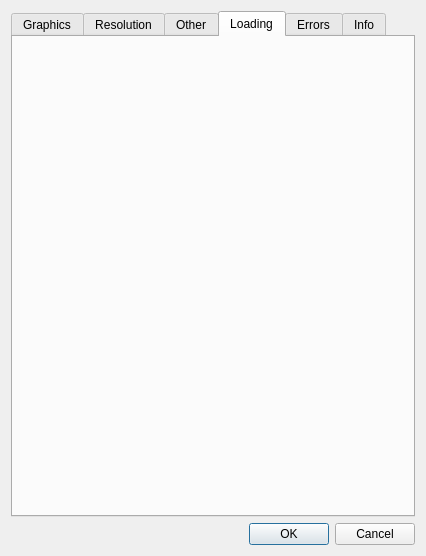
0xFEEDC0DE64/QtGameMaker, file src/editor/dialogs/globalgamesettingsdialog.ui: the form before one commit.
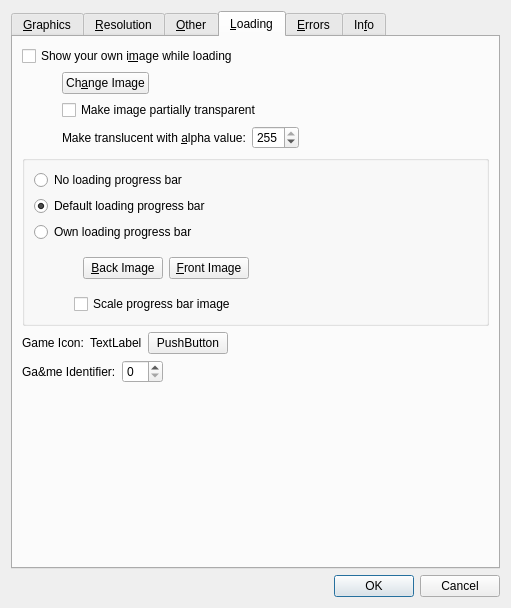
The form after the commit. The open tabs and pages were chosen to show the change.

Commit message: Implemented the rest of the global game settings dialog fields and added support for optional in serialization

What changed in the file:
```diff
--- a/src/editor/dialogs/globalgamesettingsdialog.ui
+++ b/src/editor/dialogs/globalgamesettingsdialog.ui
@@ -6,8 +6,8 @@
    <rect>
     <x>0</x>
     <y>0</y>
-    <width>426</width>
-    <height>556</height>
+    <width>511</width>
+    <height>608</height>
    </rect>
   </property>
   <property name="windowTitle">
@@ -21,7 +21,7 @@
      </property>
      <widget class="QWidget" name="tabGraphics">
       <attribute name="title">
-       <string>Graphics</string>
+       <string>&amp;Graphics</string>
       </attribute>
       <layout class="QVBoxLayout" name="verticalLayout_2">
        <item>
@@ -199,12 +199,12 @@
      </widget>
      <widget class="QWidget" name="tabResolution">
       <attribute name="title">
-       <string>Resolution</string>
+       <string>&amp;Resolution</string>
       </attribute>
      </widget>
      <widget class="QWidget" name="tabOther">
       <attribute name="title">
-       <string>Other</string>
+       <string>&amp;Other</string>
       </attribute>
       <layout class="QVBoxLayout" name="verticalLayout_4">
        <item>
@@ -413,17 +413,290 @@
      </widget>
      <widget class="QWidget" name="tabLoading">
       <attribute name="title">
-       <string>Loading</string>
+       <string>&amp;Loading</string>
       </attribute>
+      <layout class="QVBoxLayout" name="verticalLayout_13">
+       <item>
+        <widget class="QCheckBox" name="checkBoxCustomLoader">
+         <property name="text">
+          <string>Show your own i&amp;mage while loading</string>
+         </property>
+        </widget>
+       </item>
+       <item>
+        <layout class="QHBoxLayout" name="horizontalLayout_8" stretch="0,0,1">
+         <item>
+          <spacer name="horizontalSpacer_5">
+           <property name="orientation">
+            <enum>Qt::Horizontal</enum>
+           </property>
+           <property name="sizeHint" stdset="0">
+            <size>
+             <width>40</width>
+             <height>20</height>
+            </size>
+           </property>
+          </spacer>
+         </item>
+         <item>
+          <layout class="QVBoxLayout" name="verticalLayout_12">
+           <item>
+            <layout class="QHBoxLayout" name="horizontalLayout_9">
+             <item>
+              <widget class="QPushButton" name="pushButtonChangeLoadingImage">
+               <property name="text">
+                <string>Ch&amp;ange Image</string>
+               </property>
+              </widget>
+             </item>
+             <item>
+              <spacer name="horizontalSpacer_6">
+               <property name="orientation">
+                <enum>Qt::Horizontal</enum>
+               </property>
+               <property name="sizeHint" stdset="0">
+                <size>
+                 <width>40</width>
+                 <height>20</height>
+                </size>
+               </property>
+              </spacer>
+             </item>
+            </layout>
+           </item>
+           <item>
+            <widget class="QCheckBox" name="checkBoxLoadingImageTransparent">
+             <property name="text">
+              <string>Make image partially transparent</string>
+             </property>
+            </widget>
+           </item>
+           <item>
+            <layout class="QHBoxLayout" name="horizontalLayout_10">
+             <item>
+              <widget class="QLabel" name="label">
+               <property name="text">
+                <string>Make translucent with &amp;alpha value:</string>
+               </property>
+               <property name="buddy">
+                <cstring>spinBoxLoadingImageAlpha</cstring>
+               </property>
+              </widget>
+             </item>
+             <item>
+              <widget class="QSpinBox" name="spinBoxLoadingImageAlpha">
+               <property name="maximum">
+                <number>255</number>
+               </property>
+               <property name="value">
+                <number>255</number>
+               </property>
+              </widget>
+             </item>
+            </layout>
+           </item>
+          </layout>
+         </item>
+         <item>
+          <spacer name="horizontalSpacer_7">
+           <property name="orientation">
+            <enum>Qt::Horizontal</enum>
+           </property>
+           <property name="sizeHint" stdset="0">
+            <size>
+             <width>40</width>
+             <height>20</height>
+            </size>
+           </property>
+          </spacer>
+         </item>
+        </layout>
+       </item>
+       <item>
+        <widget class="QGroupBox" name="groupBox">
+         <property name="title">
+          <string/>
+         </property>
+         <layout class="QVBoxLayout" name="verticalLayout_11">
+          <item>
+           <widget class="QRadioButton" name="radioButtonProgressbarNone">
+            <property name="text">
+             <string>No loading progress bar</string>
+            </property>
+           </widget>
+          </item>
+          <item>
+           <widget class="QRadioButton" name="radioButtonProgressbaDefault">
+            <property name="text">
+             <string>Default loading progress bar</string>
+            </property>
+            <property name="checked">
+             <bool>true</bool>
+            </property>
+           </widget>
+          </item>
+          <item>
+           <widget class="QRadioButton" name="radioButtonProgressbarCustom">
+            <property name="text">
+             <string>Own loading progress bar</string>
+            </property>
+           </widget>
+          </item>
+          <item>
+           <layout class="QHBoxLayout" name="horizontalLayout_6" stretch="0,0,1">
+            <item>
+             <spacer name="horizontalSpacer_4">
+              <property name="orientation">
+               <enum>Qt::Horizontal</enum>
+              </property>
+              <property name="sizeHint" stdset="0">
+               <size>
+                <width>40</width>
+                <height>20</height>
+               </size>
+              </property>
+             </spacer>
+            </item>
+            <item>
+             <layout class="QVBoxLayout" name="verticalLayout_14">
+              <item>
+               <widget class="QWidget" name="widgetCustomProgressBar" native="true">
+                <property name="visible">
+                 <bool>false</bool>
+                </property>
+                <layout class="QHBoxLayout" name="horizontalLayout_13">
+                 <item>
+                  <widget class="QPushButton" name="pushButton">
+                   <property name="text">
+                    <string>&amp;Back Image</string>
+                   </property>
+                  </widget>
+                 </item>
+                 <item>
+                  <widget class="QPushButton" name="pushButton_2">
+                   <property name="text">
+                    <string>&amp;Front Image</string>
+                   </property>
+                  </widget>
+                 </item>
+                </layout>
+               </widget>
+              </item>
+              <item>
+               <widget class="QCheckBox" name="checkBoxProgressbarScale">
+                <property name="text">
+                 <string>Scale progress bar image</string>
+                </property>
+               </widget>
+              </item>
+             </layout>
+            </item>
+            <item>
+             <spacer name="horizontalSpacer_10">
+              <property name="orientation">
+               <enum>Qt::Horizontal</enum>
+              </property>
+              <property name="sizeHint" stdset="0">
+               <size>
+                <width>40</width>
+                <height>20</height>
+               </size>
+              </property>
+             </spacer>
+            </item>
+           </layout>
+          </item>
+         </layout>
+        </widget>
+       </item>
+       <item>
+        <layout class="QHBoxLayout" name="horizontalLayout_11">
+         <item>
+          <widget class="QLabel" name="labelGameIcon">
+           <property name="text">
+            <string>Game Icon:</string>
+           </property>
+          </widget>
+         </item>
+         <item>
+          <widget class="QLabel" name="labelGameIconDisplay">
+           <property name="text">
+            <string>TextLabel</string>
+           </property>
+          </widget>
+         </item>
+         <item>
+          <widget class="QPushButton" name="pushButtonChangeIcon">
+           <property name="text">
+            <string>PushButton</string>
+           </property>
+          </widget>
+         </item>
+         <item>
+          <spacer name="horizontalSpacer_8">
+           <property name="orientation">
+            <enum>Qt::Horizontal</enum>
+           </property>
+           <property name="sizeHint" stdset="0">
+            <size>
+             <width>40</width>
+             <height>20</height>
+            </size>
+           </property>
+          </spacer>
+         </item>
+        </layout>
+       </item>
+       <item>
+        <layout class="QHBoxLayout" name="horizontalLayout_12">
+         <item>
+          <widget class="QLabel" name="labelGameIdentifier">
+           <property name="text">
+            <string>Ga&amp;me Identifier:</string>
+           </property>
+          </widget>
+         </item>
+         <item>
+          <widget class="QSpinBox" name="spinBox_2"/>
+         </item>
+         <item>
+          <spacer name="horizontalSpacer_9">
+           <property name="orientation">
+            <enum>Qt::Horizontal</enum>
+           </property>
+           <property name="sizeHint" stdset="0">
+            <size>
+             <width>40</width>
+             <height>20</height>
+            </size>
+           </property>
+          </spacer>
+         </item>
+        </layout>
+       </item>
+       <item>
+        <spacer name="verticalSpacer_4">
+         <property name="orientation">
+          <enum>Qt::Vertical</enum>
+         </property>
+         <property name="sizeHint" stdset="0">
+          <size>
+           <width>20</width>
+           <height>40</height>
+          </size>
+         </property>
+        </spacer>
+       </item>
+      </layout>
      </widget>
      <widget class="QWidget" name="tabErrors">
       <attribute name="title">
-       <string>Errors</string>
+       <string>&amp;Errors</string>
       </attribute>
      </widget>
      <widget class="QWidget" name="tabInfo">
       <attribute name="title">
-       <string>Info</string>
+       <string>In&amp;fo</string>
       </attribute>
      </widget>
     </widget>
```
Left out of the diff: 480 changed lines with no effect on the pictures. The commit also changes 7 other files.
